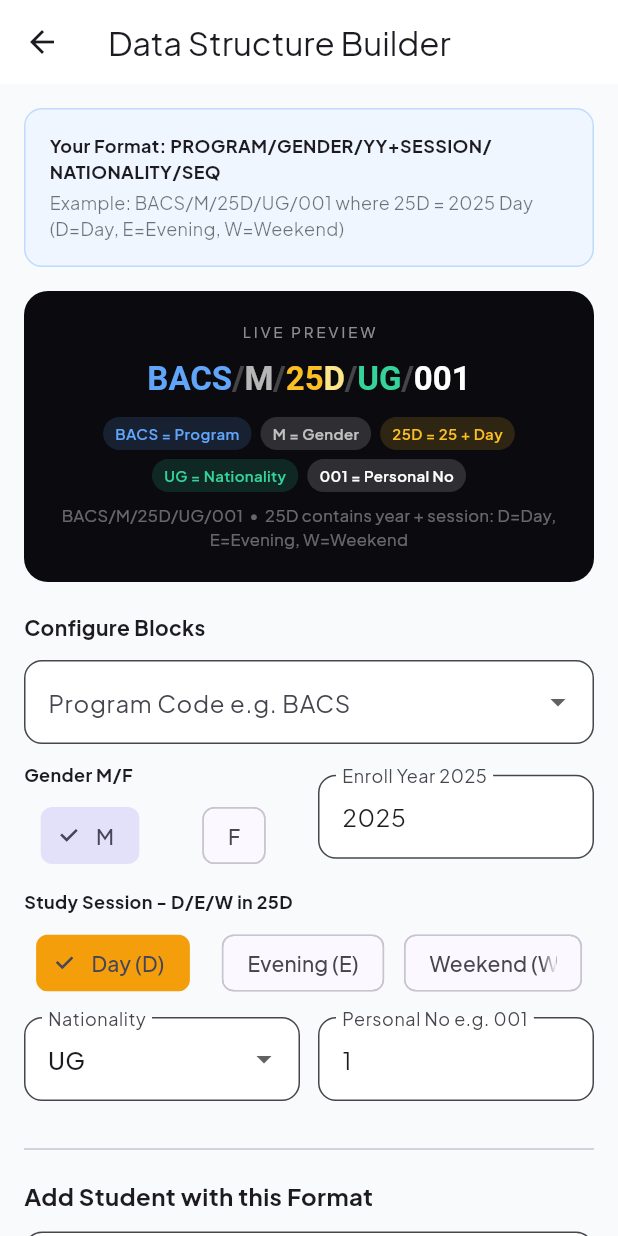
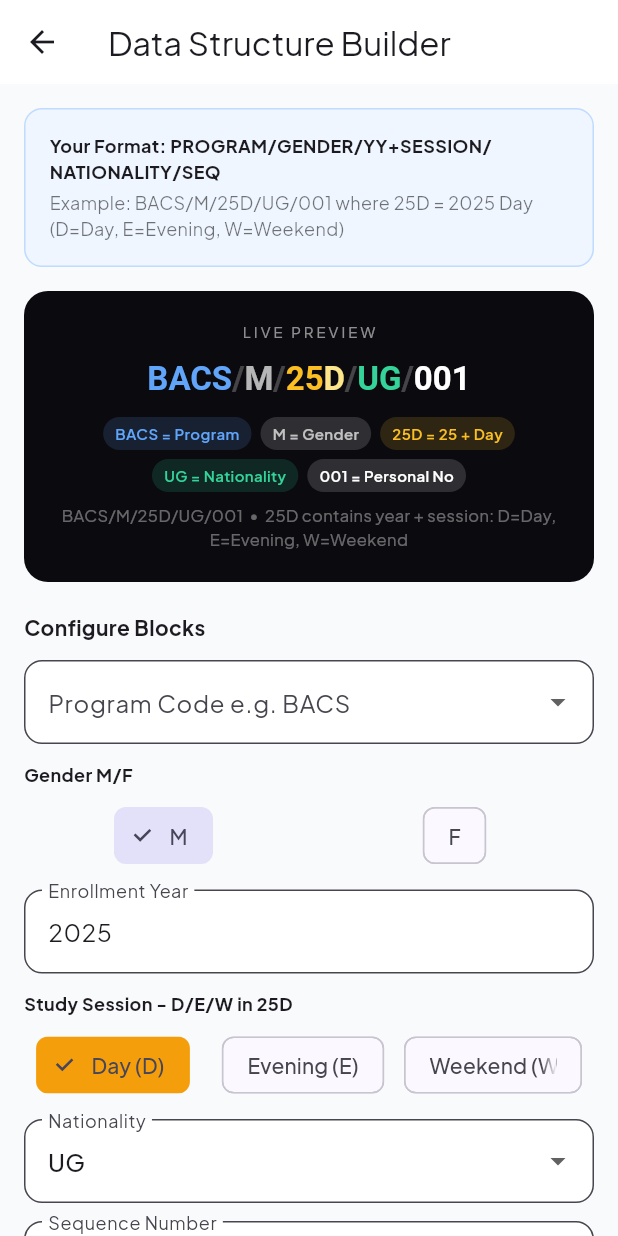
Before and after one commit to ssegirinyapius07-lab/campuscore_flutter, a Flutter app: the AdminDataBuilderScreen screen opened by its route, on a phone screen of 412 x 824 dp. Run offline on Flutter 3.47's test engine with Material 3 defaults, Android fonts, the phone set to English and light mode, and no system bars; our stand-ins replace google_fonts, shared_preferences; accounts and stored records are empty.

Commit message:
fix: remove hardcoded admin student values

```diff
--- a/lib/screens/admin_data_builder_screen.dart
+++ b/lib/screens/admin_data_builder_screen.dart
@@ -24,11 +24,28 @@ class _AdminDataBuilderScreenState extends State<AdminDataBuilderScreen> {
 
   final nameCtrl = TextEditingController();
   final emailCtrl = TextEditingController();
+  final parentContactCtrl = TextEditingController();
+  final classYearCtrl = TextEditingController();
+  final yearCtrl = TextEditingController();
+  final seqCtrl = TextEditingController();
 
   @override
   void initState() {
     super.initState();
+    yearCtrl.text = year.toString();
+    seqCtrl.text = seq.toString();
     _load();
+  }
+
+  @override
+  void dispose() {
+    nameCtrl.dispose();
+    emailCtrl.dispose();
+    parentContactCtrl.dispose();
+    classYearCtrl.dispose();
+    yearCtrl.dispose();
+    seqCtrl.dispose();
+    super.dispose();
   }
 
   Future<void> _load() async {
@@ -86,19 +103,49 @@ class _AdminDataBuilderScreenState extends State<AdminDataBuilderScreen> {
             const SizedBox(height: 12),
             _buildProgramSelector(),
             const SizedBox(height: 12),
-            Row(children: [
-              Expanded(child: _buildGender()),
-              const SizedBox(width: 12),
-              Expanded(child: _buildYear())
-            ]),
+            LayoutBuilder(
+              builder: (context, constraints) {
+                if (constraints.maxWidth < 600) {
+                  return Column(
+                    children: [
+                      _buildGender(),
+                      const SizedBox(height: 12),
+                      _buildYear(),
+                    ],
+                  );
+                }
+                return Row(
+                  children: [
+                    Expanded(child: _buildGender()),
+                    const SizedBox(width: 12),
+                    Expanded(child: _buildYear()),
+                  ],
+                );
+              },
+            ),
             const SizedBox(height: 12),
             _buildSessionSelector(),
             const SizedBox(height: 12),
-            Row(children: [
-              Expanded(child: _buildNationality()),
-              const SizedBox(width: 12),
-              Expanded(child: _buildSeq())
-            ]),
+            LayoutBuilder(
+              builder: (context, constraints) {
+                if (constraints.maxWidth < 600) {
+                  return Column(
+                    children: [
+                      _buildNationality(),
+                      const SizedBox(height: 12),
+                      _buildSeq(),
+                    ],
+                  );
+                }
+                return Row(
+                  children: [
+                    Expanded(child: _buildNationality()),
+                    const SizedBox(width: 12),
+                    Expanded(child: _buildSeq()),
+                  ],
+                );
+              },
+            ),
             const SizedBox(height: 24),
             const Divider(),
             const SizedBox(height: 12),
@@ -116,8 +163,29 @@ class _AdminDataBuilderScreenState extends State<AdminDataBuilderScreen> {
             const SizedBox(height: 12),
             TextField(
                 controller: emailCtrl,
+                keyboardType: TextInputType.emailAddress,
                 decoration: InputDecoration(
                     labelText: 'Email',
+                    border: OutlineInputBorder(
+                        borderRadius: BorderRadius.circular(12)),
+                    filled: true,
+                    fillColor: Colors.white)),
+            const SizedBox(height: 12),
+            TextField(
+                controller: parentContactCtrl,
+                keyboardType: TextInputType.phone,
+                decoration: InputDecoration(
+                    labelText: 'Parent Contact',
+                    border: OutlineInputBorder(
+                        borderRadius: BorderRadius.circular(12)),
+                    filled: true,
+                    fillColor: Colors.white)),
+            const SizedBox(height: 12),
+            TextField(
+                controller: classYearCtrl,
+                decoration: InputDecoration(
+                    labelText: 'Class / Year of Study',
+                    hintText: 'e.g. Year 2',
                     border: OutlineInputBorder(
                         borderRadius: BorderRadius.circular(12)),
                     filled: true,
@@ -132,22 +200,32 @@ class _AdminDataBuilderScreenState extends State<AdminDataBuilderScreen> {
                         shape: RoundedRectangleBorder(
                             borderRadius: BorderRadius.circular(12))),
                     onPressed: () async {
+                      if (nameCtrl.text.trim().isEmpty ||
+                          emailCtrl.text.trim().isEmpty ||
+                          parentContactCtrl.text.trim().isEmpty ||
+                          classYearCtrl.text.trim().isEmpty) {
+                        ScaffoldMessenger.of(context).showSnackBar(const SnackBar(
+                            content: Text('Complete all student details first.')));
+                        return;
+                      }
                       final s = await db.addStudent(
-                          fullName: nameCtrl.text,
+                          fullName: nameCtrl.text.trim(),
                           gender: gender,
                           programCode: program,
                           enrollYear: year,
                           session: session,
                           nationality: nationality,
-                          email: emailCtrl.text,
-                          parentContact: '+256700000000',
-                          classYear: 'Year 2');
+                          email: emailCtrl.text.trim(),
+                          parentContact: parentContactCtrl.text.trim(),
+                          classYear: classYearCtrl.text.trim());
                       if (!mounted) return;
                       if (!context.mounted) return;
                       ScaffoldMessenger.of(context).showSnackBar(
                           SnackBar(content: Text('Added ${s.regNo}')));
                       nameCtrl.clear();
                       emailCtrl.clear();
+                      parentContactCtrl.clear();
+                      classYearCtrl.clear();
                     },
                     child: const Text('Add Student - Auto Generate Reg No',
                         style: TextStyle(color: Colors.white)))),
@@ -251,12 +329,12 @@ class _AdminDataBuilderScreenState extends State<AdminDataBuilderScreen> {
 
   Widget _buildYear() => TextField(
       decoration: InputDecoration(
-          labelText: 'Enroll Year 2025',
+          labelText: 'Enrollment Year',
           border: OutlineInputBorder(borderRadius: BorderRadius.circular(12)),
           filled: true,
           fillColor: Colors.white),
       keyboardType: TextInputType.number,
-      controller: TextEditingController(text: year.toString()),
+      controller: yearCtrl,
       onChanged: (v) {
         final y = int.tryParse(v);
         if (y != null) setState(() => year = y);
@@ -297,12 +375,12 @@ class _AdminDataBuilderScreenState extends State<AdminDataBuilderScreen> {
 
   Widget _buildSeq() => TextField(
       decoration: InputDecoration(
-          labelText: 'Personal No e.g. 001',
+          labelText: 'Sequence Number',
           border: OutlineInputBorder(borderRadius: BorderRadius.circular(12)),
           filled: true,
           fillColor: Colors.white),
       keyboardType: TextInputType.number,
-      controller: TextEditingController(text: seq.toString()),
+      controller: seqCtrl,
       onChanged: (v) {
         final s = int.tryParse(v);
         if (s != null) setState(() => seq = s);
```
